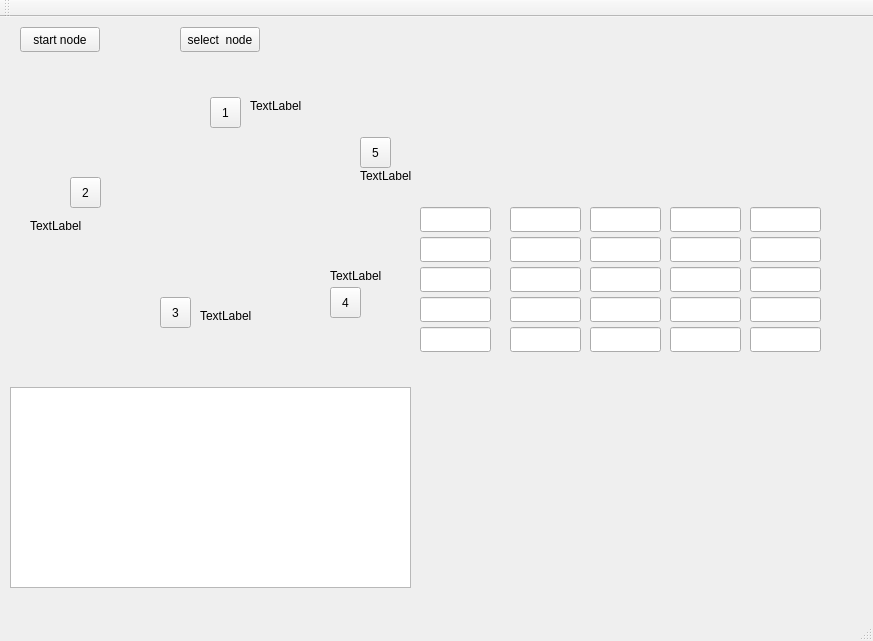
Qt form raft/mainwindow.ui (kitech/algosets) before a commit.
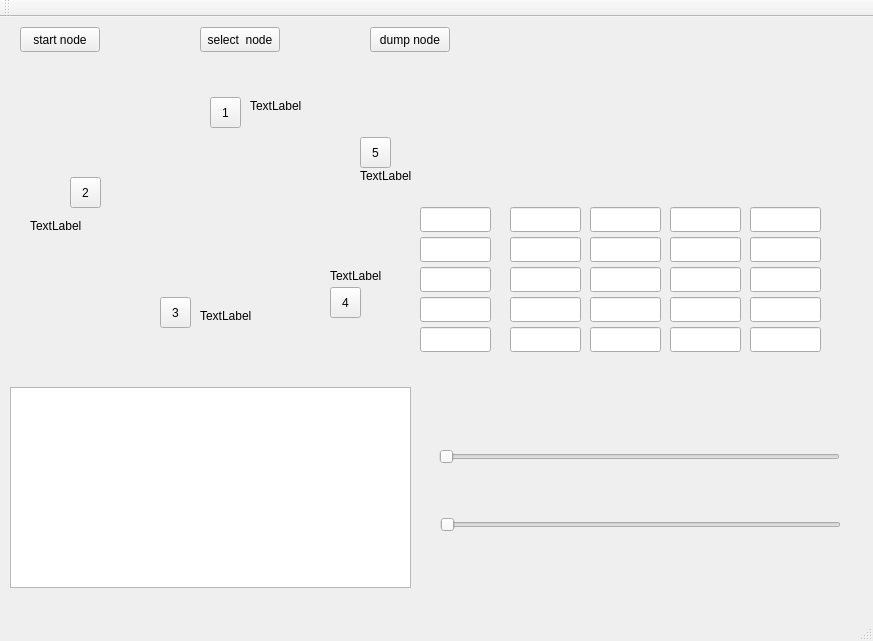
The same form after that commit.

The edit to the form file:
```diff
--- a/raft/mainwindow.ui
+++ b/raft/mainwindow.ui
@@ -30,7 +30,7 @@
    <widget class="QPushButton" name="pushButton_2">
     <property name="geometry">
      <rect>
-      <x>180</x>
+      <x>200</x>
       <y>10</y>
       <width>80</width>
       <height>25</height>
@@ -430,6 +430,45 @@
      </rect>
     </property>
    </widget>
+   <widget class="QPushButton" name="pushButton_3">
+    <property name="geometry">
+     <rect>
+      <x>370</x>
+      <y>10</y>
+      <width>80</width>
+      <height>25</height>
+     </rect>
+    </property>
+    <property name="text">
+     <string>dump node</string>
+    </property>
+   </widget>
+   <widget class="QSlider" name="horizontalSlider">
+    <property name="geometry">
+     <rect>
+      <x>439</x>
+      <y>430</y>
+      <width>401</width>
+      <height>20</height>
+     </rect>
+    </property>
+    <property name="orientation">
+     <enum>Qt::Horizontal</enum>
+    </property>
+   </widget>
+   <widget class="QSlider" name="horizontalSlider_2">
+    <property name="geometry">
+     <rect>
+      <x>440</x>
+      <y>500</y>
+      <width>401</width>
+      <height>16</height>
+     </rect>
+    </property>
+    <property name="orientation">
+     <enum>Qt::Horizontal</enum>
+    </property>
+   </widget>
   </widget>
   <widget class="QMenuBar" name="menuBar">
    <property name="geometry">
```
